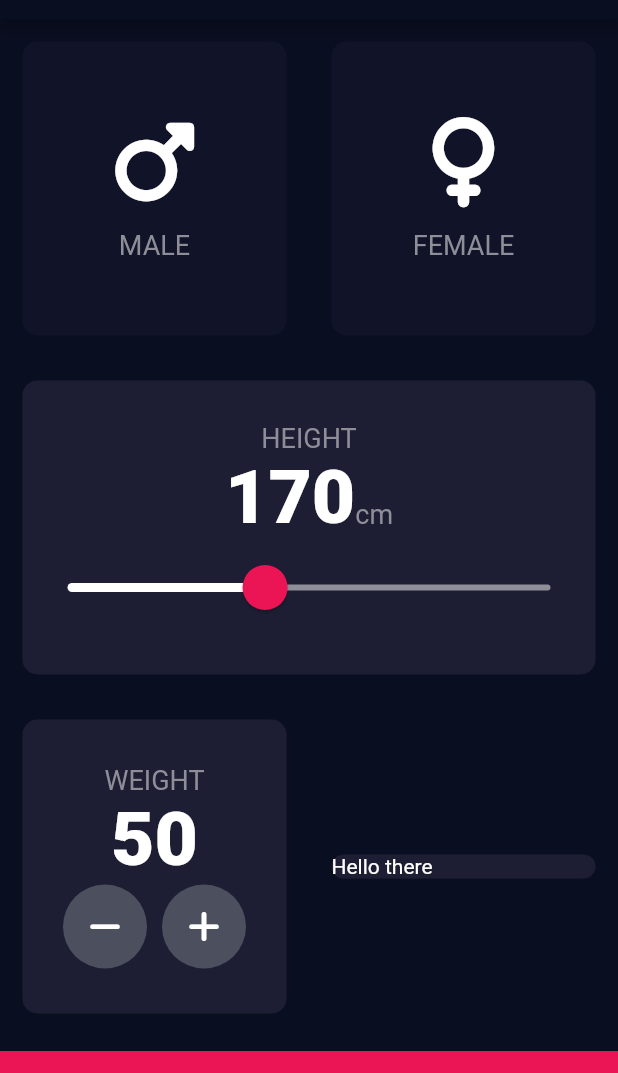
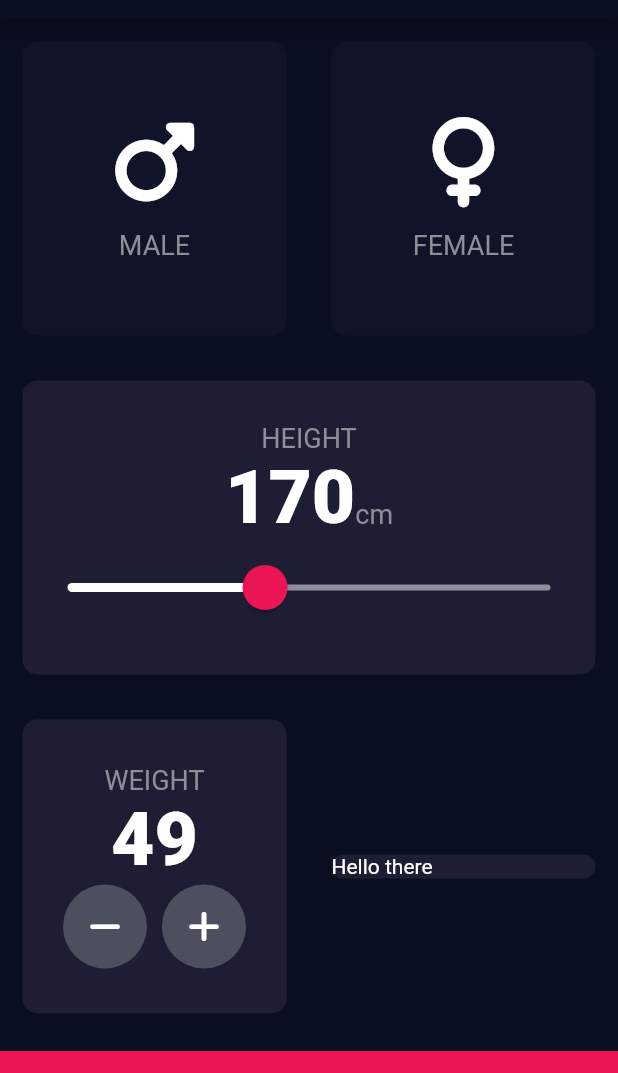
Before and after one commit to Himal-Thapa1/BMI_Calculator_htm_flutter, a Flutter app: the screen it shows after launch, after a tap on an icon or button, on a phone screen of 412 x 824 dp, the part 65-1138 px from its top. Run offline on Flutter 3.47's test engine with Material 2 defaults, Android fonts, the phone set to English and light mode, and no system bars; our stand-ins replace font_awesome_flutter.

Commit message:
weight button fully works now

```diff
--- a/lib/input_page.dart
+++ b/lib/input_page.dart
@@ -133,12 +133,22 @@ class _InputPageState extends State<InputPage> {
                             mainAxisAlignment: MainAxisAlignment.center,
                             children: [
                               RoudnIconButton(
+                                onPress: () {
+                                  setState(() {
+                                    weight--;
+                                  });
+                                },
                                 icon: FontAwesomeIcons.minus,
                               ),
                               SizedBox(
                                 width: 10.0,
                               ),
                               RoudnIconButton(
+                                onPress: () {
+                                  setState(() {
+                                    weight++;
+                                  });
+                                },
                                 icon: FontAwesomeIcons.plus,
                               )
                             ],
@@ -170,14 +180,18 @@ class _InputPageState extends State<InputPage> {
 }
 
 class RoudnIconButton extends StatelessWidget {
-  RoudnIconButton({required this.icon});
+  RoudnIconButton({
+    required this.icon,
+    required this.onPress,
+  });
   final IconData icon;
+  final void Function() onPress;
   @override
   Widget build(BuildContext context) {
     return RawMaterialButton(
       elevation: 0.0,
       child: Icon(icon),
-      onPressed: () {},
+      onPressed: onPress,
       constraints: BoxConstraints.tightFor(
         width: 56.0,
         height: 56.0,
```
